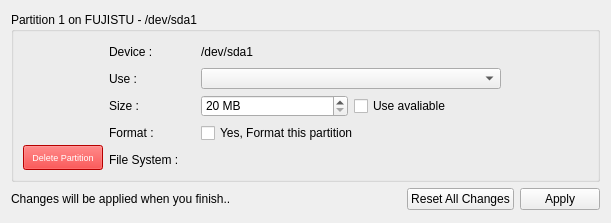
Above: yali4/gui/Ui/partedit.ui from dadas45li/yali before the change. Below: the same form after it.
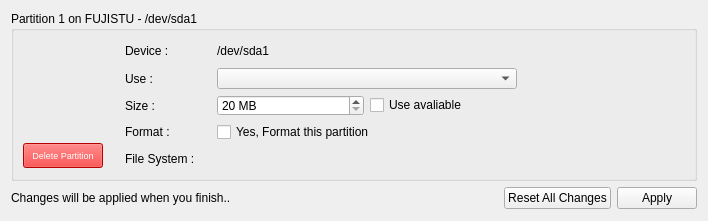
That is the form after the change. Icons and pictures are not drawn.

Commit message: * Fix for flicker issue when freespace selected.

Diff of the .ui file:
```diff
--- a/yali4/gui/Ui/partedit.ui
+++ b/yali4/gui/Ui/partedit.ui
@@ -5,8 +5,8 @@
    <rect>
     <x>0</x>
     <y>0</y>
-    <width>611</width>
-    <height>223</height>
+    <width>708</width>
+    <height>221</height>
    </rect>
   </property>
   <property name="windowTitle" >
@@ -14,8 +14,6 @@
   </property>
   <layout class="QGridLayout" >
    <item row="0" column="0" >
-    <layout class="QVBoxLayout" >
-     <item>
       <widget class="QGroupBox" name="deviceGroup" >
        <property name="sizePolicy" >
         <sizepolicy vsizetype="Preferred" hsizetype="Preferred" >
@@ -40,10 +38,8 @@
        </property>
        <layout class="QGridLayout" >
         <item rowspan="5" row="0" column="0" >
-         <layout class="QVBoxLayout" >
-          <item>
-           <layout class="QHBoxLayout" >
-            <item>
+       <layout class="QGridLayout" >
+        <item rowspan="3" row="0" column="0" >
              <spacer>
               <property name="orientation" >
                <enum>Qt::Horizontal</enum>
@@ -54,12 +50,41 @@
               <property name="sizeHint" >
                <size>
                 <width>16</width>
-                <height>61</height>
+            <height>99</height>
                </size>
               </property>
              </spacer>
             </item>
-            <item>
+        <item row="0" column="1" >
+         <spacer>
+          <property name="orientation" >
+           <enum>Qt::Vertical</enum>
+          </property>
+          <property name="sizeHint" >
+           <size>
+            <width>20</width>
+            <height>16</height>
+           </size>
+          </property>
+         </spacer>
+        </item>
+        <item rowspan="3" row="0" column="2" >
+         <spacer>
+          <property name="orientation" >
+           <enum>Qt::Horizontal</enum>
+          </property>
+          <property name="sizeType" >
+           <enum>QSizePolicy::Fixed</enum>
+          </property>
+          <property name="sizeHint" >
+           <size>
+            <width>16</width>
+            <height>99</height>
+           </size>
+          </property>
+         </spacer>
+        </item>
+        <item row="1" column="1" >
              <widget class="QLabel" name="label_5" >
               <property name="text" >
                <string/>
@@ -69,24 +94,24 @@
               </property>
              </widget>
             </item>
-            <item>
+        <item row="2" column="1" >
              <spacer>
               <property name="orientation" >
-               <enum>Qt::Horizontal</enum>
-              </property>
-              <property name="sizeType" >
-               <enum>QSizePolicy::Fixed</enum>
+           <enum>Qt::Vertical</enum>
               </property>
               <property name="sizeHint" >
                <size>
-                <width>16</width>
-                <height>71</height>
+            <width>20</width>
+            <height>16</height>
                </size>
               </property>
              </spacer>
             </item>
-           </layout>
-          </item>
+        <item row="3" column="0" colspan="3" >
+         <layout class="QHBoxLayout" >
+          <property name="spacing" >
+           <number>0</number>
+          </property>
           <item>
            <widget class="QPushButton" name="deletePartition" >
             <property name="minimumSize" >
@@ -104,9 +129,36 @@
             </property>
            </widget>
           </item>
+          <item>
+           <widget class="QLabel" name="label_6" >
+            <property name="sizePolicy" >
+             <sizepolicy vsizetype="Fixed" hsizetype="Fixed" >
+              <horstretch>0</horstretch>
+              <verstretch>0</verstretch>
+             </sizepolicy>
+            </property>
+            <property name="minimumSize" >
+             <size>
+              <width>0</width>
+              <height>28</height>
+             </size>
+            </property>
+            <property name="maximumSize" >
+             <size>
+              <width>0</width>
+              <height>16777215</height>
+             </size>
+            </property>
+            <property name="text" >
+             <string/>
+            </property>
+           </widget>
+          </item>
          </layout>
         </item>
-        <item row="0" column="1" >
+       </layout>
+      </item>
+      <item row="0" column="2" >
          <widget class="QLabel" name="label" >
           <property name="font" >
            <font/>
@@ -116,27 +168,27 @@
           </property>
          </widget>
         </item>
-        <item row="0" column="3" >
+      <item row="0" column="4" >
          <widget class="QLabel" name="devicePath" >
           <property name="text" >
            <string>/dev/sda1</string>
           </property>
          </widget>
         </item>
-        <item rowspan="5" row="0" column="5" >
+      <item rowspan="5" row="0" column="6" >
          <spacer>
           <property name="orientation" >
            <enum>Qt::Horizontal</enum>
           </property>
           <property name="sizeHint" >
            <size>
-            <width>16</width>
+          <width>20</width>
             <height>131</height>
            </size>
           </property>
          </spacer>
         </item>
-        <item row="1" column="1" >
+      <item row="1" column="2" >
          <widget class="QLabel" name="label_2" >
           <property name="font" >
            <font/>
@@ -146,7 +198,7 @@
           </property>
          </widget>
         </item>
-        <item rowspan="2" row="1" column="2" >
+      <item rowspan="2" row="1" column="3" >
          <spacer>
           <property name="orientation" >
            <enum>Qt::Horizontal</enum>
@@ -162,7 +214,7 @@
           </property>
          </spacer>
         </item>
-        <item row="1" column="3" colspan="2" >
+      <item row="1" column="4" colspan="2" >
          <widget class="QComboBox" name="formatType" >
           <property name="minimumSize" >
            <size>
@@ -198,6 +250,22 @@
          </widget>
         </item>
         <item row="2" column="1" >
+       <spacer>
+        <property name="orientation" >
+         <enum>Qt::Horizontal</enum>
+        </property>
+        <property name="sizeType" >
+         <enum>QSizePolicy::Fixed</enum>
+        </property>
+        <property name="sizeHint" >
+         <size>
+          <width>16</width>
+          <height>20</height>
+         </size>
+        </property>
+       </spacer>
+      </item>
+      <item row="2" column="2" >
          <widget class="QLabel" name="label_4" >
           <property name="font" >
            <font/>
@@ -207,7 +275,7 @@
           </property>
          </widget>
         </item>
-        <item row="2" column="3" >
+      <item row="2" column="4" >
          <widget class="QSpinBox" name="partitionSize" >
           <property name="suffix" >
            <string> MB</string>
@@ -226,14 +294,14 @@
           </property>
          </widget>
         </item>
-        <item row="2" column="4" >
+      <item row="2" column="5" >
          <widget class="QCheckBox" name="useAvail" >
           <property name="text" >
            <string>Use avaliable</string>
           </property>
          </widget>
         </item>
-        <item row="3" column="1" >
+      <item row="3" column="2" >
          <widget class="QLabel" name="label_3" >
           <property name="font" >
            <font/>
@@ -243,14 +311,14 @@
           </property>
          </widget>
         </item>
-        <item row="3" column="3" colspan="2" >
+      <item row="3" column="4" colspan="2" >
          <widget class="QCheckBox" name="formatCheck" >
           <property name="text" >
            <string>Yes, Format this partition</string>
           </property>
          </widget>
         </item>
-        <item row="4" column="1" >
+      <item row="4" column="2" >
          <widget class="QLabel" name="label_7" >
           <property name="font" >
            <font/>
@@ -260,7 +328,7 @@
           </property>
          </widget>
         </item>
-        <item row="4" column="3" >
+      <item row="4" column="4" >
          <widget class="QLabel" name="fileSystem" >
           <property name="text" >
            <string/>
@@ -270,7 +338,7 @@
        </layout>
       </widget>
      </item>
-     <item>
+   <item row="1" column="0" >
       <layout class="QHBoxLayout" >
        <item>
         <widget class="QLabel" name="information" >
@@ -308,8 +376,6 @@
           <string>Apply</string>
          </property>
         </widget>
-       </item>
-      </layout>
      </item>
     </layout>
    </item>
```
Lines whose indentation alone changed are shown as unchanged. The commit also changes 1 other file.
